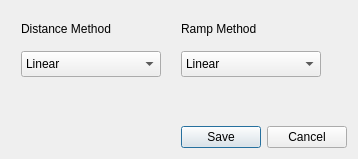
First picture: the form in exportDialog.ui, repository transferlefilm/rackfocusfixer, before the edit.
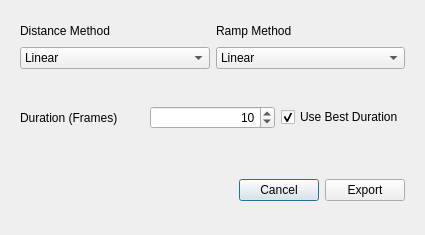
Second picture: the form after the edit.

Commit message: Added duration spin and checkboxes for export added 'e' shortcut for exporting

```diff
--- a/exportDialog.ui
+++ b/exportDialog.ui
@@ -6,8 +6,8 @@
    <rect>
     <x>0</x>
     <y>0</y>
-    <width>358</width>
-    <height>159</height>
+    <width>425</width>
+    <height>235</height>
    </rect>
   </property>
   <property name="windowTitle">
@@ -16,82 +16,122 @@
   <layout class="QVBoxLayout" name="verticalLayout">
    <item>
     <widget class="QWidget" name="widget" native="true">
-     <widget class="QLabel" name="label">
-      <property name="geometry">
-       <rect>
-        <x>10</x>
-        <y>10</y>
-        <width>130</width>
-        <height>16</height>
-       </rect>
-      </property>
-      <property name="text">
-       <string>Distance Method</string>
-      </property>
-     </widget>
-     <widget class="QComboBox" name="comboBox">
-      <property name="geometry">
-       <rect>
-        <x>10</x>
-        <y>40</y>
-        <width>140</width>
-        <height>26</height>
-       </rect>
-      </property>
-      <item>
-       <property name="text">
-        <string>Linear</string>
-       </property>
+     <layout class="QGridLayout" name="gridLayout">
+      <item row="0" column="1">
+       <widget class="QLabel" name="label_2">
+        <property name="text">
+         <string>Ramp Method</string>
+        </property>
+       </widget>
       </item>
+      <item row="1" column="0">
+       <widget class="QComboBox" name="distanceCombo">
+        <item>
+         <property name="text">
+          <string>Linear</string>
+         </property>
+        </item>
+        <item>
+         <property name="text">
+          <string>Exponential</string>
+         </property>
+        </item>
+       </widget>
+      </item>
+      <item row="1" column="1">
+       <widget class="QComboBox" name="rampCombo">
+        <item>
+         <property name="text">
+          <string>Linear</string>
+         </property>
+        </item>
+        <item>
+         <property name="text">
+          <string>Exponential</string>
+         </property>
+        </item>
+       </widget>
+      </item>
+      <item row="0" column="0">
+       <widget class="QLabel" name="label">
+        <property name="text">
+         <string>Distance Method</string>
+        </property>
+       </widget>
+      </item>
+     </layout>
+    </widget>
+   </item>
+   <item>
+    <widget class="QWidget" name="widget_3" native="true">
+     <layout class="QHBoxLayout" name="horizontalLayout_2">
       <item>
-       <property name="text">
-        <string>Exponential</string>
-       </property>
+       <widget class="QLabel" name="label_3">
+        <property name="text">
+         <string>Duration (Frames)</string>
+        </property>
+       </widget>
       </item>
-     </widget>
-     <widget class="QLabel" name="label_2">
-      <property name="geometry">
-       <rect>
-        <x>170</x>
-        <y>10</y>
-        <width>130</width>
-        <height>16</height>
-       </rect>
-      </property>
-      <property name="text">
-       <string>Ramp Method</string>
-      </property>
-     </widget>
-     <widget class="QComboBox" name="comboBox_2">
-      <property name="geometry">
-       <rect>
-        <x>170</x>
-        <y>40</y>
-        <width>140</width>
-        <height>26</height>
-       </rect>
-      </property>
       <item>
-       <property name="text">
-        <string>Linear</string>
-       </property>
+       <widget class="QSpinBox" name="durationSpin">
+        <property name="alignment">
+         <set>Qt::AlignRight|Qt::AlignTrailing|Qt::AlignVCenter</set>
+        </property>
+        <property name="maximum">
+         <number>99999</number>
+        </property>
+        <property name="singleStep">
+         <number>25</number>
+        </property>
+        <property name="value">
+         <number>10</number>
+        </property>
+       </widget>
       </item>
       <item>
-       <property name="text">
-        <string>Exponential</string>
-       </property>
+       <widget class="QCheckBox" name="durationCheck">
+        <property name="text">
+         <string>Use Best Duration</string>
+        </property>
+        <property name="checked">
+         <bool>true</bool>
+        </property>
+       </widget>
       </item>
-     </widget>
+     </layout>
     </widget>
    </item>
    <item>
-    <widget class="QDialogButtonBox" name="buttonBox">
-     <property name="orientation">
-      <enum>Qt::Horizontal</enum>
-     </property>
-     <property name="standardButtons">
-      <set>QDialogButtonBox::Cancel|QDialogButtonBox::Save</set>
-     </property>
+    <widget class="QWidget" name="widget_2" native="true">
+     <layout class="QHBoxLayout" name="horizontalLayout">
+      <item>
+       <spacer name="horizontalSpacer">
+        <property name="orientation">
+         <enum>Qt::Horizontal</enum>
+        </property>
+        <property name="sizeHint" stdset="0">
+         <size>
+          <width>138</width>
+          <height>20</height>
+         </size>
+        </property>
+       </spacer>
+      </item>
+      <item>
+       <widget class="QPushButton" name="cancelButton">
+        <property name="text">
+         <string>Cancel</string>
+        </property>
+       </widget>
+      </item>
+      <item>
+       <widget class="QPushButton" name="exportButton">
+        <property name="text">
+         <string>Export</string>
+        </property>
+       </widget>
+      </item>
+     </layout>
     </widget>
    </item>
   </layout>
```
Left out of the diff: 35 changed lines with no effect on the pictures. The commit also changes 3 other files.
